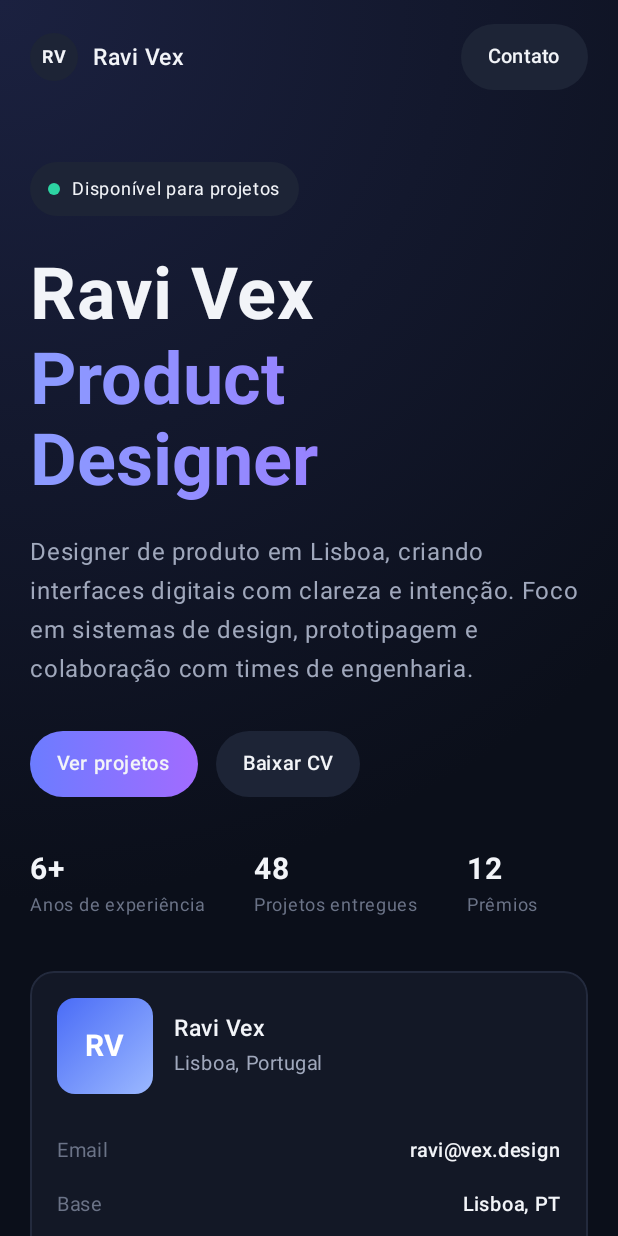
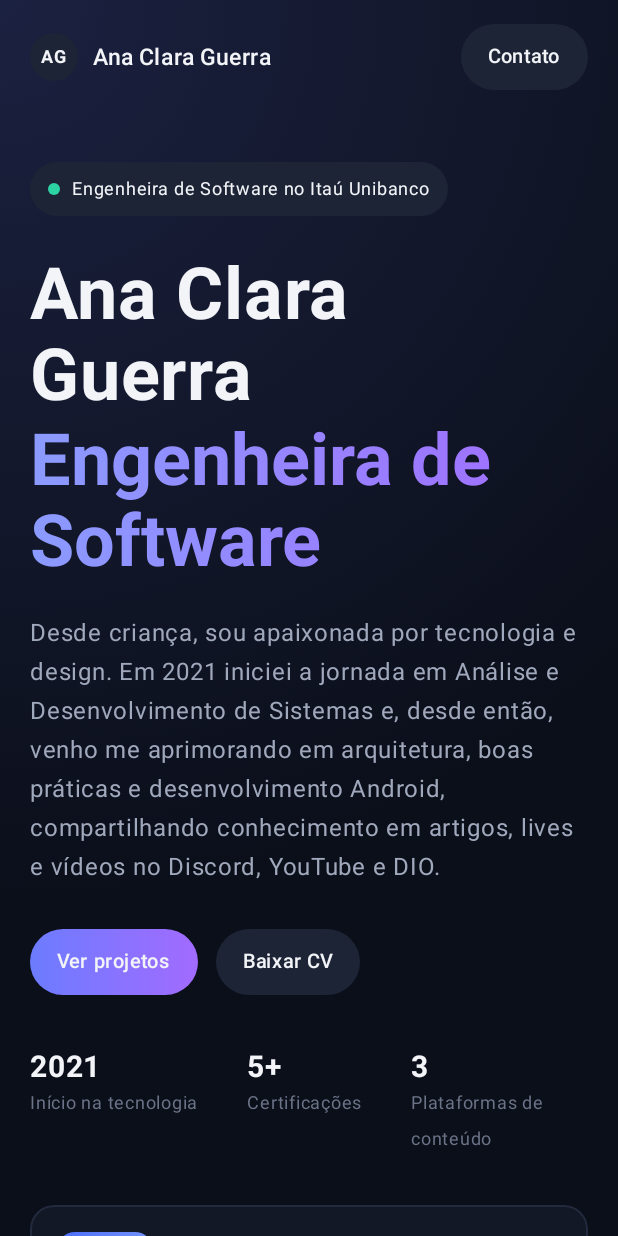
Before and after one commit to GuerraAna/Code-Me, an Android app built with Jetpack Compose: the screen it shows after launch (MainActivity), on a phone screen of 412 x 824 dp. Run offline under Robolectric (Android 15) with nearby library versions, the phone set to English and light mode, and no system bars.

Commit message:
Use Ana Clara Guerra's profile data for the portfolio screen

```diff
--- a/cmp/composeApp/src/commonMain/kotlin/com/codeme/cmp/portfolio/PortfolioData.kt
+++ b/cmp/composeApp/src/commonMain/kotlin/com/codeme/cmp/portfolio/PortfolioData.kt
@@ -7,45 +7,48 @@ data class Project(val name: String, val year: String, val description: String)
 data class Job(val year: String, val company: String, val role: String, val active: Boolean)
 
 object PortfolioData {
-    const val NAME = "Ravi Vex"
-    const val INITIALS = "RV"
-    const val ROLE = "Product Designer"
-    const val LOCATION = "Lisboa, Portugal"
-    const val EMAIL = "ravi@vex.design"
-    const val BASE = "Lisboa, PT"
-    const val FOCUS = "Produto & UI"
+    const val NAME = "Ana Clara Guerra"
+    const val INITIALS = "AG"
+    const val ROLE = "Engenheira de Software"
+    const val LOCATION = "Brasil"
+    const val EMAIL = "seu@email.com"
+    const val BASE = "Itaú Unibanco"
+    const val FOCUS = "Android & Kotlin"
+    const val AVAILABILITY = "Engenheira de Software no Itaú Unibanco"
     const val BIO =
-        "Designer de produto em Lisboa, criando interfaces digitais com clareza e intenção. " +
-            "Foco em sistemas de design, prototipagem e colaboração com times de engenharia."
+        "Desde criança, sou apaixonada por tecnologia e design. Em 2021 iniciei a jornada em " +
+            "Análise e Desenvolvimento de Sistemas e, desde então, venho me aprimorando em arquitetura, " +
+            "boas práticas e desenvolvimento Android, compartilhando conhecimento em artigos, lives e vídeos " +
+            "no Discord, YouTube e DIO."
 
     val navItems = listOf("Sobre", "Habilidades", "Projetos", "Trabalhos")
 
     val stats = listOf(
-        "6+" to "Anos de experiência",
-        "48" to "Projetos entregues",
-        "12" to "Prêmios",
+        "2021" to "Início na tecnologia",
+        "5+" to "Certificações",
+        "3" to "Plataformas de conteúdo",
     )
 
     val skills = listOf(
-        Skill("Design de Produto", 0.95f),
-        Skill("Prototipagem", 0.90f),
-        Skill("UI / Figma", 0.88f),
-        Skill("Motion Design", 0.82f),
-        Skill("Front-end (React)", 0.74f),
-        Skill("Pesquisa UX", 0.85f),
+        Skill("Android", 0.90f),
+        Skill("Kotlin", 0.90f),
+        Skill("Arquitetura & Boas práticas", 0.85f),
+        Skill("Testes", 0.80f),
+        Skill("AWS", 0.70f),
+        Skill("Comunicação & Conteúdo", 0.88f),
     )
 
     val projects = listOf(
-        Project("Nimbus Bank", "2024", "Redesign de conta digital com foco em acessibilidade."),
-        Project("Voyage OS", "2024", "Sistema de design para plataforma de viagens."),
-        Project("Pulse Metrics", "2023", "Painel de analytics em tempo real para SaaS B2B."),
+        Project("Segurança na nuvem com AWS", "DIO", "Certificado de conclusão do bootcamp de segurança na nuvem."),
+        Project("Monitoramento e análise na AWS", "DIO", "Certificado de monitoramento e análise de workloads na AWS."),
+        Project("Code-Me", "2026", "App multiplataforma (Android, iOS e Web) com Compose Multiplatform."),
     )
 
     val jobs = listOf(
-        Job("2024", "Lumen Studio", "Lead Product Designer", active = true),
-        Job("2022", "Orbit Labs", "Senior UI Designer", active = false),
-        Job("2019", "Kite Agency", "UI Designer", active = false),
+        Job("Atual", "Itaú Unibanco", "Engenheira de Software", active = true),
+        Job("2021", "DIO / Alura / Udemy", "Criadora de conteúdo e estudante", active = false),
+        Job("2021", "Análise e Desenvolvimento de Sistemas", "Graduação", active = false),
     )
 
-    val socialLinks = listOf("LinkedIn", "Dribbble", "GitHub")
+    val socialLinks = listOf("LinkedIn", "GitHub", "YouTube")
 }
--- a/cmp/composeApp/src/commonMain/kotlin/com/codeme/cmp/portfolio/PortfolioScreen.kt
+++ b/cmp/composeApp/src/commonMain/kotlin/com/codeme/cmp/portfolio/PortfolioScreen.kt
@@ -74,10 +74,10 @@ fun PortfolioScreen() {
                 SectionTitle("Habilidades", "01")
                 SkillsGrid(columns = if (compact) 1 else 3)
                 Spacer(Modifier.height(56.dp))
-                SectionTitle("Projetos em destaque", "02")
+                SectionTitle("Destaques & certificações", "02")
                 ProjectsGrid(columns = if (compact) 1 else 3)
                 Spacer(Modifier.height(56.dp))
-                SectionTitle("Últimos trabalhos", "03")
+                SectionTitle("Trajetória", "03")
                 JobsList()
                 Spacer(Modifier.height(40.dp))
                 Footer(compact)
@@ -145,7 +145,7 @@ private fun HeroIntro() {
     ) {
         Box(Modifier.size(8.dp).background(PortfolioColors.Success, CircleShape))
         Spacer(Modifier.width(8.dp))
-        Text("Disponível para projetos", color = PortfolioColors.TextPrimary, fontSize = 12.sp)
+        Text(PortfolioData.AVAILABILITY, color = PortfolioColors.TextPrimary, fontSize = 12.sp)
     }
     Spacer(Modifier.height(24.dp))
     Text(PortfolioData.NAME, color = PortfolioColors.TextPrimary, fontSize = 48.sp, fontWeight = FontWeight.Bold, lineHeight = 54.sp)
@@ -192,7 +192,7 @@ private fun ContactCard(modifier: Modifier) {
         }
         Spacer(Modifier.height(20.dp))
         InfoRow("Email", PortfolioData.EMAIL)
-        InfoRow("Base", PortfolioData.BASE)
+        InfoRow("Empresa", PortfolioData.BASE)
         InfoRow("Foco", PortfolioData.FOCUS)
     }
 }
@@ -284,7 +284,7 @@ private fun JobsList() {
         PortfolioData.jobs.forEach { job ->
             Card(Modifier.fillMaxWidth(), padding = 20.dp) {
                 Row(verticalAlignment = Alignment.CenterVertically) {
-                    Text(job.year, color = PortfolioColors.TextMuted, fontSize = 12.sp, modifier = Modifier.width(48.dp))
+                    Text(job.year, color = PortfolioColors.TextMuted, fontSize = 12.sp, modifier = Modifier.width(56.dp))
                     Box(Modifier.width(1.dp).height(36.dp).background(PortfolioColors.SurfaceBorder))
                     Spacer(Modifier.width(20.dp))
                     Column(Modifier.weight(1f)) {
@@ -324,7 +324,7 @@ private fun Footer(compact: Boolean) {
 
 @Composable
 private fun FooterCopyright() {
-    Text("© 2024 ${PortfolioData.NAME} — Todos os direitos reservados", color = PortfolioColors.TextMuted, fontSize = 13.sp)
+    Text("© 2026 ${PortfolioData.NAME} — Todos os direitos reservados", color = PortfolioColors.TextMuted, fontSize = 13.sp)
 }
 
 @Composable
```
